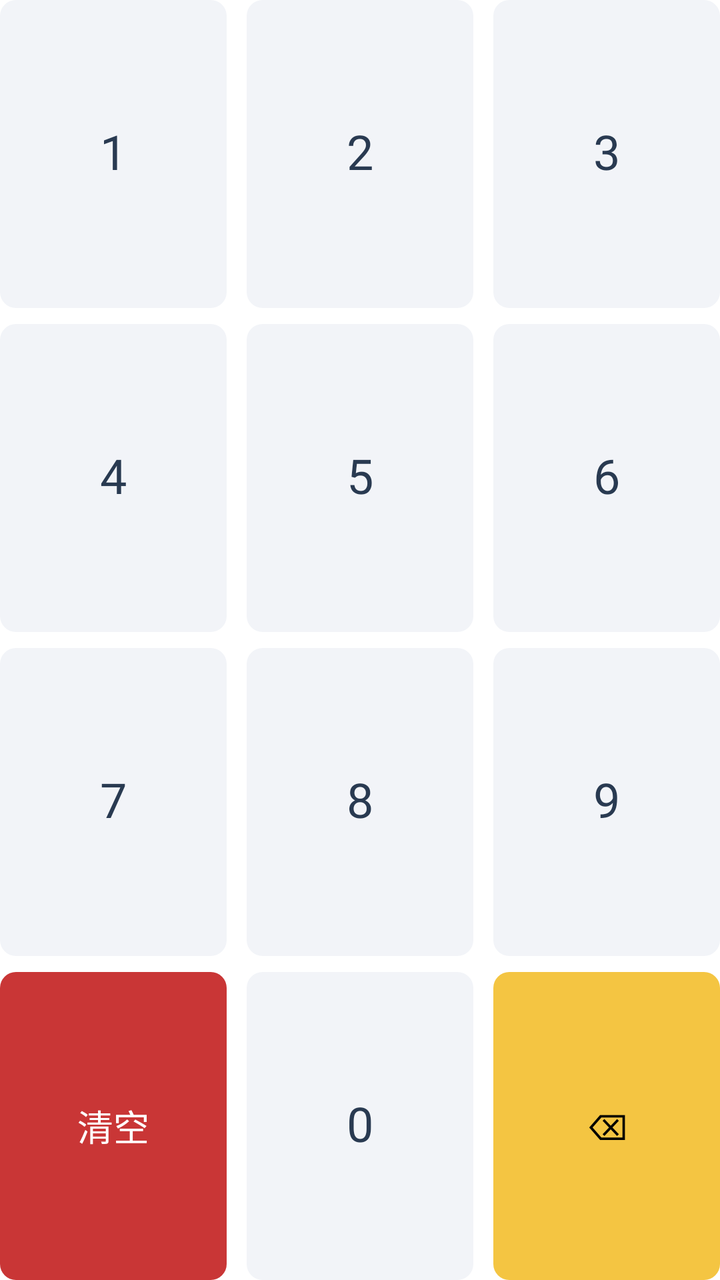
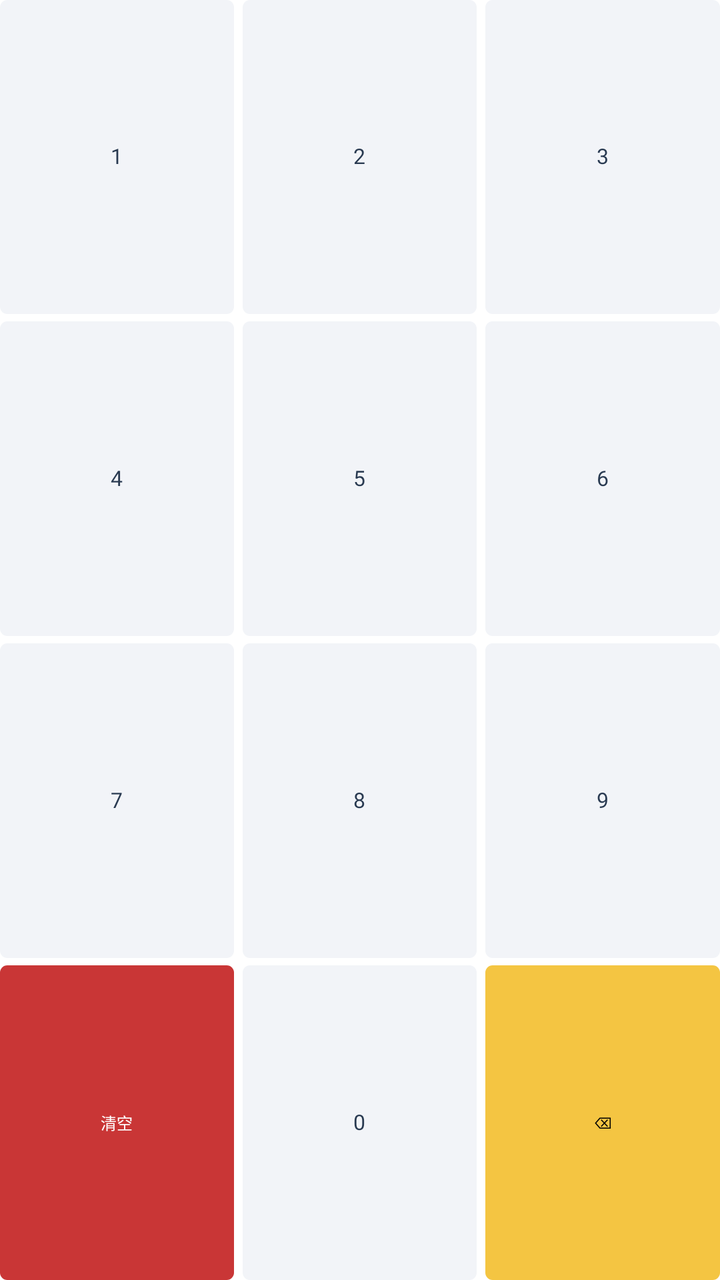

Screens rendered from an Android XML layout before and after an edit, with the pre-edit source and the edit as a unified diff.
<!-- AndroidManifest.xml: application theme AppTheme.NoActionBar -->
<!-- res/layout/checkout_password_keyboard.xml -->
<LinearLayout xmlns:android="http://schemas.android.com/apk/res/android" android:layout_width="match_parent" android:layout_height="wrap_content" android:orientation="vertical" android:minHeight="216dp">
  <LinearLayout android:layout_width="match_parent" android:layout_height="0dp" android:orientation="horizontal" android:layout_weight="1" android:minHeight="48dp">
    <TextView android:layout_width="0dp" android:layout_height="match_parent" android:text="1" android:textSize="24sp" android:textColor="#293A51" android:fontFamily="@font/retail_sans" android:includeFontPadding="false" android:id="@+id/num1" android:layout_weight="1" android:gravity="center" android:background="@drawable/land_field" android:clickable="true" android:focusable="true" />
    <TextView android:layout_width="0dp" android:layout_height="match_parent" android:text="2" android:textSize="24sp" android:textColor="#293A51" android:fontFamily="@font/retail_sans" android:includeFontPadding="false" android:id="@+id/num2" android:layout_weight="1" android:gravity="center" android:background="@drawable/land_field" android:clickable="true" android:focusable="true" android:layout_marginStart="10dp" />
    <TextView android:layout_width="0dp" android:layout_height="match_parent" android:text="3" android:textSize="24sp" android:textColor="#293A51" android:fontFamily="@font/retail_sans" android:includeFontPadding="false" android:id="@+id/num3" android:layout_weight="1" android:gravity="center" android:background="@drawable/land_field" android:clickable="true" android:focusable="true" android:layout_marginStart="10dp" />
  </LinearLayout>
  <LinearLayout android:layout_width="match_parent" android:layout_height="0dp" android:orientation="horizontal" android:layout_marginTop="8dp" android:layout_weight="1" android:minHeight="48dp">
    <TextView android:layout_width="0dp" android:layout_height="match_parent" android:text="4" android:textSize="24sp" android:textColor="#293A51" android:fontFamily="@font/retail_sans" android:includeFontPadding="false" android:id="@+id/num4" android:layout_weight="1" android:gravity="center" android:background="@drawable/land_field" android:clickable="true" android:focusable="true" />
    <TextView android:layout_width="0dp" android:layout_height="match_parent" android:text="5" android:textSize="24sp" android:textColor="#293A51" android:fontFamily="@font/retail_sans" android:includeFontPadding="false" android:id="@+id/num5" android:layout_weight="1" android:gravity="center" android:background="@drawable/land_field" android:clickable="true" android:focusable="true" android:layout_marginStart="10dp" />
    <TextView android:layout_width="0dp" android:layout_height="match_parent" android:text="6" android:textSize="24sp" android:textColor="#293A51" android:fontFamily="@font/retail_sans" android:includeFontPadding="false" android:id="@+id/num6" android:layout_weight="1" android:gravity="center" android:background="@drawable/land_field" android:clickable="true" android:focusable="true" android:layout_marginStart="10dp" />
  </LinearLayout>
  <LinearLayout android:layout_width="match_parent" android:layout_height="0dp" android:orientation="horizontal" android:layout_marginTop="8dp" android:layout_weight="1" android:minHeight="48dp">
    <TextView android:layout_width="0dp" android:layout_height="match_parent" android:text="7" android:textSize="24sp" android:textColor="#293A51" android:fontFamily="@font/retail_sans" android:includeFontPadding="false" android:id="@+id/num7" android:layout_weight="1" android:gravity="center" android:background="@drawable/land_field" android:clickable="true" android:focusable="true" />
    <TextView android:layout_width="0dp" android:layout_height="match_parent" android:text="8" android:textSize="24sp" android:textColor="#293A51" android:fontFamily="@font/retail_sans" android:includeFontPadding="false" android:id="@+id/num8" android:layout_weight="1" android:gravity="center" android:background="@drawable/land_field" android:clickable="true" android:focusable="true" android:layout_marginStart="10dp" />
    <TextView android:layout_width="0dp" android:layout_height="match_parent" android:text="9" android:textSize="24sp" android:textColor="#293A51" android:fontFamily="@font/retail_sans" android:includeFontPadding="false" android:id="@+id/num9" android:layout_weight="1" android:gravity="center" android:background="@drawable/land_field" android:clickable="true" android:focusable="true" android:layout_marginStart="10dp" />
  </LinearLayout>
  <LinearLayout android:layout_width="match_parent" android:layout_height="0dp" android:orientation="horizontal" android:layout_marginTop="8dp" android:layout_weight="1" android:minHeight="48dp">
    <TextView android:layout_width="0dp" android:layout_height="match_parent" android:text="@string/checkout_clear" android:textSize="18sp" android:textColor="@color/white" android:fontFamily="@font/retail_sans" android:includeFontPadding="false" android:id="@+id/dot" android:layout_weight="1" android:gravity="center" android:background="@drawable/keypad_clear" android:clickable="true" android:focusable="true" />
    <TextView android:layout_width="0dp" android:layout_height="match_parent" android:text="0" android:textSize="24sp" android:textColor="#293A51" android:fontFamily="@font/retail_sans" android:includeFontPadding="false" android:id="@+id/num0" android:layout_weight="1" android:gravity="center" android:background="@drawable/land_field" android:clickable="true" android:focusable="true" android:layout_marginStart="10dp" />
    <TextView android:layout_width="0dp" android:layout_height="match_parent" android:text="⌫" android:textSize="18sp" android:textColor="@android:color/black" android:fontFamily="@font/retail_sans" android:includeFontPadding="false" android:id="@+id/backspace" android:layout_weight="1" android:gravity="center" android:background="@drawable/keypad_backspace" android:clickable="true" android:focusable="true" android:layout_marginStart="10dp" android:contentDescription="@string/checkout_backspace" />
  </LinearLayout>
</LinearLayout>
<!-- resources referenced by this layout -->
<resources>
  <color name="white">#FFFFFFFF</color>
  <!-- drawable keypad_backspace (drawable) -->
  <shape xmlns:android="http://schemas.android.com/apk/res/android" android:shape="rectangle"><solid android:color="@color/home_checkout_unactivated"/><corners android:radius="8dp"/></shape>
  <!-- drawable keypad_clear (drawable) -->
  <shape xmlns:android="http://schemas.android.com/apk/res/android" android:shape="rectangle"><solid android:color="@color/home_checkout_missing"/><corners android:radius="8dp"/></shape>
  <!-- drawable land_field (drawable) -->
  <?xml version='1.0' encoding='utf-8'?>
  <shape xmlns:android="http://schemas.android.com/apk/res/android" android:shape="rectangle">
      <solid android:color="#F2F4F8" />
      <corners android:radius="8dp" />
  </shape>
  <string name="checkout_backspace">退格</string>
  <string name="checkout_clear">清空</string>
  <style name="AppTheme.NoActionBar" parent="Theme.MaterialComponents.NoActionBar">
          <item name="android:windowAnimationStyle">@style/NoPageAnimation</item>
          <item name="android:windowBackground">@color/white</item>
      </style>
  <color name="home_checkout_unactivated">#F4C542</color>
  <color name="home_checkout_missing">#C93636</color>
  <style name="NoPageAnimation" parent="android:style/Animation.Activity">
          <item name="android:activityOpenEnterAnimation">@null</item>
          <item name="android:activityOpenExitAnimation">@null</item>
          <item name="android:activityCloseEnterAnimation">@null</item>
          <item name="android:activityCloseExitAnimation">@null</item>
      </style>
</resources>

<!-- the commit's change to res/layout/checkout_password_keyboard.xml (unified diff, before → after) -->
@@ -1,22 +1,230 @@
-<LinearLayout xmlns:android="http://schemas.android.com/apk/res/android" android:layout_width="match_parent" android:layout_height="wrap_content" android:orientation="vertical" android:minHeight="216dp">
-  <LinearLayout android:layout_width="match_parent" android:layout_height="0dp" android:orientation="horizontal" android:layout_weight="1" android:minHeight="48dp">
-    <TextView android:layout_width="0dp" android:layout_height="match_parent" android:text="1" android:textSize="24sp" android:textColor="#293A51" android:fontFamily="@font/retail_sans" android:includeFontPadding="false" android:id="@+id/num1" android:layout_weight="1" android:gravity="center" android:background="@drawable/land_field" android:clickable="true" android:focusable="true" />
-    <TextView android:layout_width="0dp" android:layout_height="match_parent" android:text="2" android:textSize="24sp" android:textColor="#293A51" android:fontFamily="@font/retail_sans" android:includeFontPadding="false" android:id="@+id/num2" android:layout_weight="1" android:gravity="center" android:background="@drawable/land_field" android:clickable="true" android:focusable="true" android:layout_marginStart="10dp" />
-    <TextView android:layout_width="0dp" android:layout_height="match_parent" android:text="3" android:textSize="24sp" android:textColor="#293A51" android:fontFamily="@font/retail_sans" android:includeFontPadding="false" android:id="@+id/num3" android:layout_weight="1" android:gravity="center" android:background="@drawable/land_field" android:clickable="true" android:focusable="true" android:layout_marginStart="10dp" />
-  </LinearLayout>
-  <LinearLayout android:layout_width="match_parent" android:layout_height="0dp" android:orientation="horizontal" android:layout_marginTop="8dp" android:layout_weight="1" android:minHeight="48dp">
-    <TextView android:layout_width="0dp" android:layout_height="match_parent" android:text="4" android:textSize="24sp" android:textColor="#293A51" android:fontFamily="@font/retail_sans" android:includeFontPadding="false" android:id="@+id/num4" android:layout_weight="1" android:gravity="center" android:background="@drawable/land_field" android:clickable="true" android:focusable="true" />
-    <TextView android:layout_width="0dp" android:layout_height="match_parent" android:text="5" android:textSize="24sp" android:textColor="#293A51" android:fontFamily="@font/retail_sans" android:includeFontPadding="false" android:id="@+id/num5" android:layout_weight="1" android:gravity="center" android:background="@drawable/land_field" android:clickable="true" android:focusable="true" android:layout_marginStart="10dp" />
-    <TextView android:layout_width="0dp" android:layout_height="match_parent" android:text="6" android:textSize="24sp" android:textColor="#293A51" android:fontFamily="@font/retail_sans" android:includeFontPadding="false" android:id="@+id/num6" android:layout_weight="1" android:gravity="center" android:background="@drawable/land_field" android:clickable="true" android:focusable="true" android:layout_marginStart="10dp" />
-  </LinearLayout>
-  <LinearLayout android:layout_width="match_parent" android:layout_height="0dp" android:orientation="horizontal" android:layout_marginTop="8dp" android:layout_weight="1" android:minHeight="48dp">
-    <TextView android:layout_width="0dp" android:layout_height="match_parent" android:text="7" android:textSize="24sp" android:textColor="#293A51" android:fontFamily="@font/retail_sans" android:includeFontPadding="false" android:id="@+id/num7" android:layout_weight="1" android:gravity="center" android:background="@drawable/land_field" android:clickable="true" android:focusable="true" />
-    <TextView android:layout_width="0dp" android:layout_height="match_parent" android:text="8" android:textSize="24sp" android:textColor="#293A51" android:fontFamily="@font/retail_sans" android:includeFontPadding="false" android:id="@+id/num8" android:layout_weight="1" android:gravity="center" android:background="@drawable/land_field" android:clickable="true" android:focusable="true" android:layout_marginStart="10dp" />
-    <TextView android:layout_width="0dp" android:layout_height="match_parent" android:text="9" android:textSize="24sp" android:textColor="#293A51" android:fontFamily="@font/retail_sans" android:includeFontPadding="false" android:id="@+id/num9" android:layout_weight="1" android:gravity="center" android:background="@drawable/land_field" android:clickable="true" android:focusable="true" android:layout_marginStart="10dp" />
-  </LinearLayout>
-  <LinearLayout android:layout_width="match_parent" android:layout_height="0dp" android:orientation="horizontal" android:layout_marginTop="8dp" android:layout_weight="1" android:minHeight="48dp">
-    <TextView android:layout_width="0dp" android:layout_height="match_parent" android:text="@string/checkout_clear" android:textSize="18sp" android:textColor="@color/white" android:fontFamily="@font/retail_sans" android:includeFontPadding="false" android:id="@+id/dot" android:layout_weight="1" android:gravity="center" android:background="@drawable/keypad_clear" android:clickable="true" android:focusable="true" />
-    <TextView android:layout_width="0dp" android:layout_height="match_parent" android:text="0" android:textSize="24sp" android:textColor="#293A51" android:fontFamily="@font/retail_sans" android:includeFontPadding="false" android:id="@+id/num0" android:layout_weight="1" android:gravity="center" android:background="@drawable/land_field" android:clickable="true" android:focusable="true" android:layout_marginStart="10dp" />
-    <TextView android:layout_width="0dp" android:layout_height="match_parent" android:text="⌫" android:textSize="18sp" android:textColor="@android:color/black" android:fontFamily="@font/retail_sans" android:includeFontPadding="false" android:id="@+id/backspace" android:layout_weight="1" android:gravity="center" android:background="@drawable/keypad_backspace" android:clickable="true" android:focusable="true" android:layout_marginStart="10dp" android:contentDescription="@string/checkout_backspace" />
-  </LinearLayout>
+<LinearLayout xmlns:android="http://schemas.android.com/apk/res/android"
+    android:layout_width="match_parent"
+    android:layout_height="wrap_content"
+    android:orientation="vertical"
+    android:minHeight="@dimen/dp_108">
+
+    <LinearLayout
+        android:layout_width="match_parent"
+        android:layout_height="@dimen/dp_0"
+        android:orientation="horizontal"
+        android:layout_weight="1"
+        android:minHeight="@dimen/dp_24">
+
+        <TextView
+            android:layout_width="@dimen/dp_0"
+            android:layout_height="match_parent"
+            android:text="1"
+            android:textSize="@dimen/sp_12"
+            android:textColor="#293A51"
+            android:fontFamily="@font/retail_sans"
+            android:includeFontPadding="false"
+            android:id="@+id/num1"
+            android:layout_weight="1"
+            android:gravity="center"
+            android:background="@drawable/land_field"
+            android:clickable="true"
+            android:focusable="true" />
+
+        <TextView
+            android:layout_width="@dimen/dp_0"
+            android:layout_height="match_parent"
+            android:text="2"
+            android:textSize="@dimen/sp_12"
+            android:textColor="#293A51"
+            android:fontFamily="@font/retail_sans"
+            android:includeFontPadding="false"
+            android:id="@+id/num2"
+            android:layout_weight="1"
+            android:gravity="center"
+            android:background="@drawable/land_field"
+            android:clickable="true"
+            android:focusable="true"
+            android:layout_marginStart="@dimen/dp_5" />
+
+        <TextView
+            android:layout_width="@dimen/dp_0"
+            android:layout_height="match_parent"
+            android:text="3"
+            android:textSize="@dimen/sp_12"
+            android:textColor="#293A51"
+            android:fontFamily="@font/retail_sans"
+            android:includeFontPadding="false"
+            android:id="@+id/num3"
+            android:layout_weight="1"
+            android:gravity="center"
+            android:background="@drawable/land_field"
+            android:clickable="true"
+            android:focusable="true"
+            android:layout_marginStart="@dimen/dp_5" />
+    </LinearLayout>
+
+    <LinearLayout
+        android:layout_width="match_parent"
+        android:layout_height="@dimen/dp_0"
+        android:orientation="horizontal"
+        android:layout_marginTop="@dimen/dp_4"
+        android:layout_weight="1"
+        android:minHeight="@dimen/dp_24">
+
+        <TextView
+            android:layout_width="@dimen/dp_0"
+            android:layout_height="match_parent"
+            android:text="4"
+            android:textSize="@dimen/sp_12"
+            android:textColor="#293A51"
+            android:fontFamily="@font/retail_sans"
+            android:includeFontPadding="false"
+            android:id="@+id/num4"
+            android:layout_weight="1"
+            android:gravity="center"
+            android:background="@drawable/land_field"
+            android:clickable="true"
+            android:focusable="true" />
+
+        <TextView
+            android:layout_width="@dimen/dp_0"
+            android:layout_height="match_parent"
+            android:text="5"
+            android:textSize="@dimen/sp_12"
+            android:textColor="#293A51"
+            android:fontFamily="@font/retail_sans"
+            android:includeFontPadding="false"
+            android:id="@+id/num5"
+            android:layout_weight="1"
+            android:gravity="center"
+            android:background="@drawable/land_field"
+            android:clickable="true"
+            android:focusable="true"
+            android:layout_marginStart="@dimen/dp_5" />
+
+        <TextView
+            android:layout_width="@dimen/dp_0"
+            android:layout_height="match_parent"
+            android:text="6"
+            android:textSize="@dimen/sp_12"
+            android:textColor="#293A51"
+            android:fontFamily="@font/retail_sans"
+            android:includeFontPadding="false"
+            android:id="@+id/num6"
+            android:layout_weight="1"
+            android:gravity="center"
+            android:background="@drawable/land_field"
+            android:clickable="true"
+            android:focusable="true"
+            android:layout_marginStart="@dimen/dp_5" />
+    </LinearLayout>
+
+    <LinearLayout
+        android:layout_width="match_parent"
+        android:layout_height="@dimen/dp_0"
+        android:orientation="horizontal"
+        android:layout_marginTop="@dimen/dp_4"
+        android:layout_weight="1"
+        android:minHeight="@dimen/dp_24">
+
+        <TextView
+            android:layout_width="@dimen/dp_0"
+            android:layout_height="match_parent"
+            android:text="7"
+            android:textSize="@dimen/sp_12"
+            android:textColor="#293A51"
+            android:fontFamily="@font/retail_sans"
+            android:includeFontPadding="false"
+            android:id="@+id/num7"
+            android:layout_weight="1"
+            android:gravity="center"
+            android:background="@drawable/land_field"
+            android:clickable="true"
+            android:focusable="true" />
+
+        <TextView
+            android:layout_width="@dimen/dp_0"
+            android:layout_height="match_parent"
+            android:text="8"
+            android:textSize="@dimen/sp_12"
+            android:textColor="#293A51"
+            android:fontFamily="@font/retail_sans"
+            android:includeFontPadding="false"
+            android:id="@+id/num8"
+            android:layout_weight="1"
+            android:gravity="center"
+            android:background="@drawable/land_field"
+            android:clickable="true"
+            android:focusable="true"
+            android:layout_marginStart="@dimen/dp_5" />
+
+        <TextView
+            android:layout_width="@dimen/dp_0"
+            android:layout_height="match_parent"
+            android:text="9"
+            android:textSize="@dimen/sp_12"
+            android:textColor="#293A51"
+            android:fontFamily="@font/retail_sans"
+            android:includeFontPadding="false"
+            android:id="@+id/num9"
+            android:layout_weight="1"
+            android:gravity="center"
+            android:background="@drawable/land_field"
+            android:clickable="true"
+            android:focusable="true"
+            android:layout_marginStart="@dimen/dp_5" />
+    </LinearLayout>
+
+    <LinearLayout
+        android:layout_width="match_parent"
+        android:layout_height="@dimen/dp_0"
+        android:orientation="horizontal"
+        android:layout_marginTop="@dimen/dp_4"
+        android:layout_weight="1"
+        android:minHeight="@dimen/dp_24">
+
+        <TextView
+            android:layout_width="@dimen/dp_0"
+            android:layout_height="match_parent"
+            android:text="@string/checkout_clear"
+            android:textSize="@dimen/sp_9"
+            android:textColor="@color/white"
+            android:fontFamily="@font/retail_sans"
+            android:includeFontPadding="false"
+            android:id="@+id/dot"
+            android:layout_weight="1"
+            android:gravity="center"
+            android:background="@drawable/keypad_clear"
+            android:clickable="true"
+            android:focusable="true" />
+
+        <TextView
+            android:layout_width="@dimen/dp_0"
+            android:layout_height="match_parent"
+            android:text="0"
+            android:textSize="@dimen/sp_12"
+            android:textColor="#293A51"
+            android:fontFamily="@font/retail_sans"
+            android:includeFontPadding="false"
+            android:id="@+id/num0"
+            android:layout_weight="1"
+            android:gravity="center"
+            android:background="@drawable/land_field"
+            android:clickable="true"
+            android:focusable="true"
+            android:layout_marginStart="@dimen/dp_5" />
+
+        <TextView
+            android:layout_width="@dimen/dp_0"
+            android:layout_height="match_parent"
+            android:text="⌫"
+            android:textSize="@dimen/sp_9"
+            android:textColor="@android:color/black"
+            android:fontFamily="@font/retail_sans"
+            android:includeFontPadding="false"
+            android:id="@+id/backspace"
+            android:layout_weight="1"
+            android:gravity="center"
+            android:background="@drawable/keypad_backspace"
+            android:clickable="true"
+            android:focusable="true"
+            android:layout_marginStart="@dimen/dp_5"
+            android:contentDescription="@string/checkout_backspace" />
+    </LinearLayout>
 </LinearLayout>
<!-- resource entries referenced after the edit -->
@@ -1,15 +1,31 @@
 <!-- resources referenced by this layout -->
 <resources>
   <color name="white">#FFFFFFFF</color>
+  <dimen name="dp_0">0dp</dimen>
+  <dimen name="dp_108">108dp</dimen>
+  <dimen name="dp_24">24dp</dimen>
+  <dimen name="dp_4">4dp</dimen>
+  <dimen name="dp_5">5dp</dimen>
+  <dimen name="sp_12">12sp</dimen>
+  <dimen name="sp_9">9sp</dimen>
   <!-- drawable keypad_backspace (drawable) -->
-  <shape xmlns:android="http://schemas.android.com/apk/res/android" android:shape="rectangle"><solid android:color="@color/home_checkout_unactivated"/><corners android:radius="8dp"/></shape>
+  <shape xmlns:android="http://schemas.android.com/apk/res/android"
+      android:shape="rectangle">
+      <solid android:color="@color/home_checkout_unactivated" />
+      <corners android:radius="@dimen/dp_4" />
+  </shape>
   <!-- drawable keypad_clear (drawable) -->
-  <shape xmlns:android="http://schemas.android.com/apk/res/android" android:shape="rectangle"><solid android:color="@color/home_checkout_missing"/><corners android:radius="8dp"/></shape>
+  <shape xmlns:android="http://schemas.android.com/apk/res/android"
+      android:shape="rectangle">
+      <solid android:color="@color/home_checkout_missing" />
+      <corners android:radius="@dimen/dp_4" />
+  </shape>
   <!-- drawable land_field (drawable) -->
   <?xml version='1.0' encoding='utf-8'?>
-  <shape xmlns:android="http://schemas.android.com/apk/res/android" android:shape="rectangle">
+  <shape xmlns:android="http://schemas.android.com/apk/res/android"
+      android:shape="rectangle">
       <solid android:color="#F2F4F8" />
-      <corners android:radius="8dp" />
+      <corners android:radius="@dimen/dp_4" />
   </shape>
   <string name="checkout_backspace">退格</string>
   <string name="checkout_clear">清空</string>
